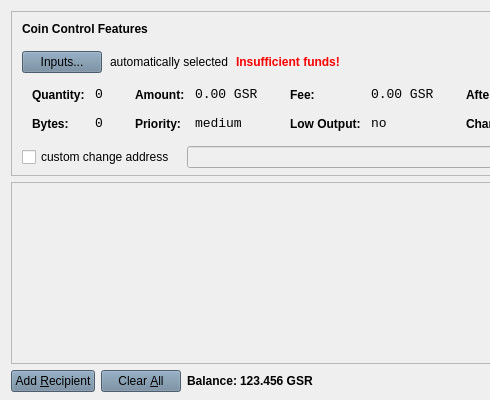
The window that src/qt/forms/sendcoinsdialog.ui (geysercoin/geysercoin) describes before a commit, drawn with Qt 5; both pictures show x 0 to 490 and y 0 to 400 of the 850 by 400 pixel window.
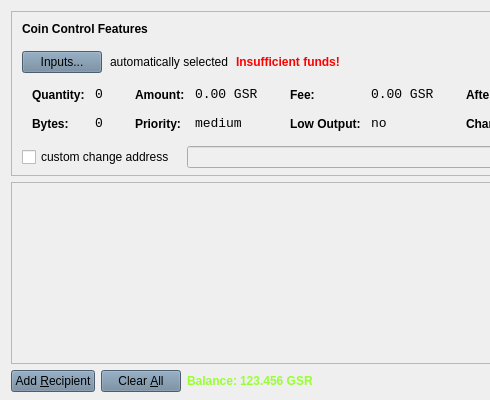
The same window after the commit. Icons and pictures are not drawn.

Diff of the .ui file:
```diff
--- a/src/qt/forms/sendcoinsdialog.ui
+++ b/src/qt/forms/sendcoinsdialog.ui
@@ -789,7 +789,7 @@
          </property>
          <property name="styleSheet">
           <string notr="true">background-image: url(:/images/bgbfree);
-color: rgb(0, 0, 0);</string>
+color: rgb(153, 255, 51);</string>
          </property>
          <property name="text">
           <string>Balance:</string>
@@ -814,7 +814,7 @@
           <cursorShape>IBeamCursor</cursorShape>
          </property>
          <property name="styleSheet">
-          <string notr="true">color: rgb(0, 0, 0);
+          <string notr="true">color: rgb(153, 255, 51);
 background-image: url(:/images/bgbfree);</string>
          </property>
          <property name="text">
```
